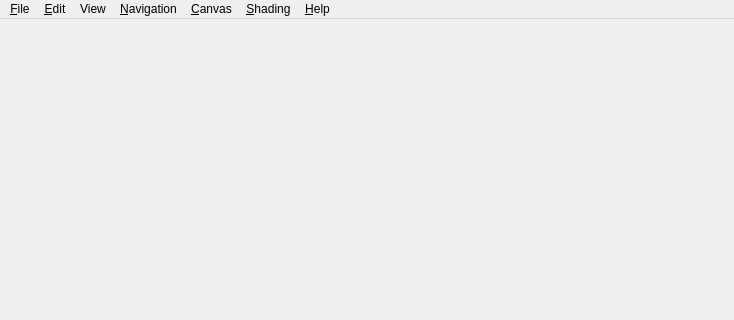
This is libs/gui/viewer.ui in xchrdw/cgsee as Qt 5 draws it before an edit; both pictures show x 0 to 734 and y 0 to 320 of the 734 by 541 pixel window. The edited form follows.
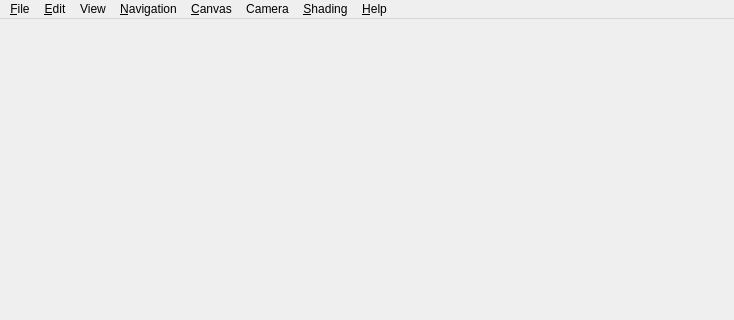
This is the edited form.

Commit message:
add gui for camera switching (rasterization/pathtracer) #105 #70
Use rasterization as default. But not really working in the moment.
Switching to pathtracer works fine.

The edit to the form file:
```diff
--- a/libs/gui/viewer.ui
+++ b/libs/gui/viewer.ui
@@ -160,11 +160,19 @@
     <addaction name="toggleNavigator"/>
     <addaction name="toggleExplorer"/>
    </widget>
+   <widget class="QMenu" name="menuCamera">
+    <property name="title">
+     <string>Camera</string>
+    </property>
+    <addaction name="rasterizingCameraAction"/>
+    <addaction name="pathtracerAction"/>
+   </widget>
    <addaction name="fileMenu"/>
    <addaction name="editMenu"/>
    <addaction name="menuView"/>
    <addaction name="navigationMenu"/>
    <addaction name="canvasMenu"/>
+   <addaction name="menuCamera"/>
    <addaction name="shadingMenu"/>
    <addaction name="helpMenu"/>
   </widget>
```
Left out of the diff: 14 changed lines with no effect on the pictures. The commit also changes 8 other files.
